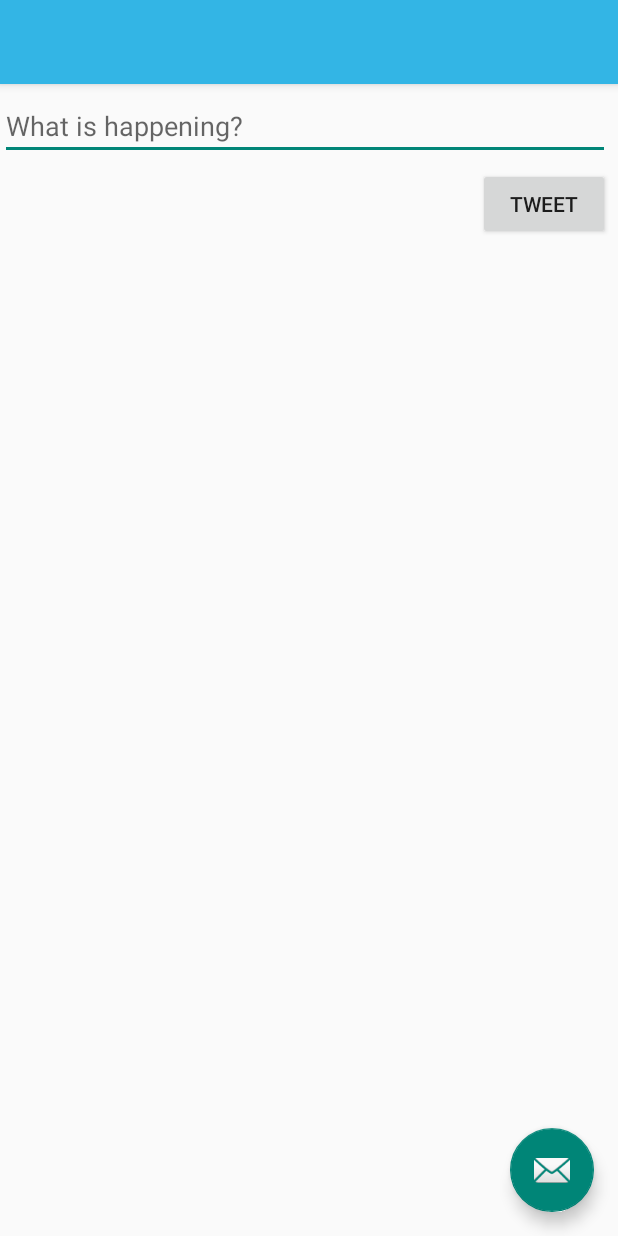
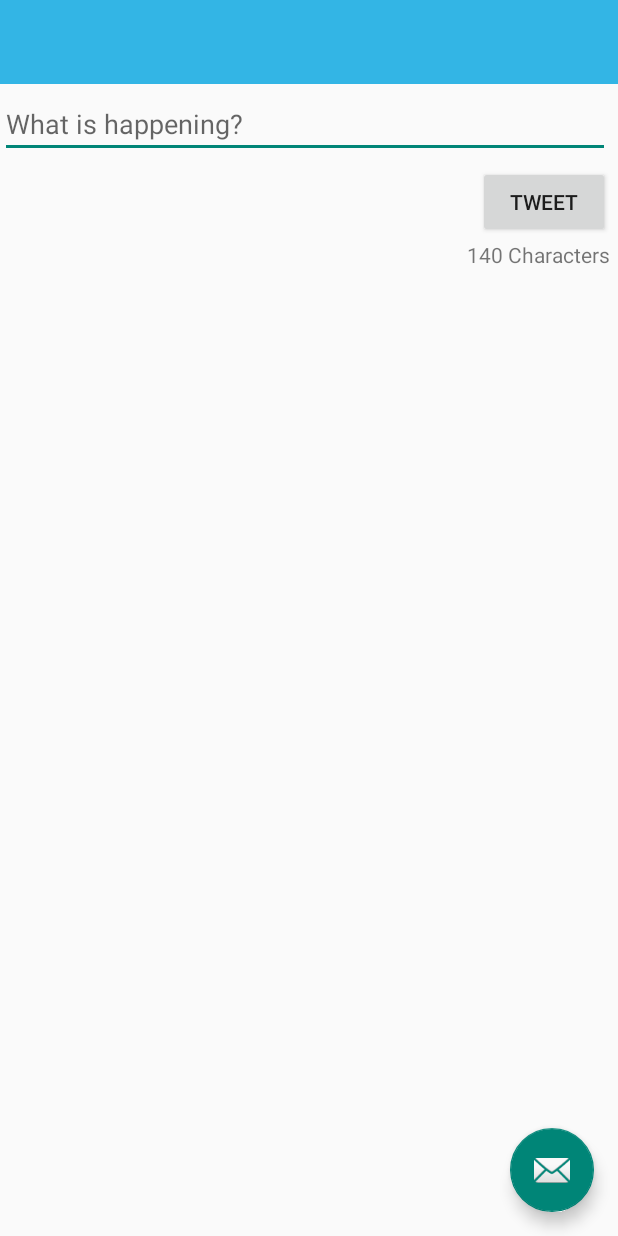
Before and after one commit to Chester-Southwood/SimpleTweet, an Android app: the ComposeActivity screen opened directly, with no data from a screen before it, on a phone screen of 412 x 824 dp. Run offline under Robolectric (Android 15) with nearby library versions, the light colour scheme and no system bars; our stand-ins replace Room's generated code; libraries missing offline, so code that uses them is left out: com.codepath.asynchttpclient, com.facebook.stetho, org.parceler; 1 statement that could not run was skipped.

Commit message:
Character count displaying before submission

```diff
--- a/app/src/main/java/com/codepath/apps/restclienttemplate/ComposeActivity.java
+++ b/app/src/main/java/com/codepath/apps/restclienttemplate/ComposeActivity.java
@@ -1,6 +1,8 @@
 package com.codepath.apps.restclienttemplate;
 
 import android.content.Intent;
+import android.content.res.ColorStateList;
+import android.graphics.Color;
 import android.nfc.Tag;
 import android.os.Bundle;
 
@@ -13,10 +15,13 @@ import com.google.android.material.tabs.TabLayout;
 import androidx.appcompat.app.AppCompatActivity;
 import androidx.appcompat.widget.Toolbar;
 
+import android.text.Editable;
+import android.text.TextWatcher;
 import android.util.Log;
 import android.view.View;
 import android.widget.Button;
 import android.widget.EditText;
+import android.widget.TextView;
 import android.widget.Toast;
 
 import org.json.JSONException;
@@ -43,7 +48,39 @@ public class ComposeActivity extends AppCompatActivity {
         twitterClient = TwitterApplication.getRestClient(this);
 
         etCompose     = findViewById(R.id.etCompose);
+        etCompose.clearComposingText();
+        etCompose.setText("");
         btnTweet      = findViewById(R.id.buttonTweet);
+        btnTweet      = findViewById(R.id.buttonTweet);
+
+        final TextView etValue = (TextView) findViewById(R.id.wordCount);
+        etValue.setText(MAX_TWEET_LENGTH + " Characters");
+
+        etCompose.addTextChangedListener(new TextWatcher() {
+            @Override
+            public void onTextChanged(CharSequence s, int start, int before, int count) {
+                // Fires right after the text has changed
+                etValue.setText(MAX_TWEET_LENGTH - s.toString().trim().length() + " Characters");
+                //etValue.setText(s.toString().length() + " Characters");
+                if(s.toString().length() > MAX_TWEET_LENGTH) {
+                    etValue.setTextColor(Color.RED);
+                    btnTweet.setEnabled(false);
+                } else {
+                    etValue.setTextColor(Color.BLACK);
+                    btnTweet.setEnabled(true);
+                }
+            }
+
+            @Override
+            public void beforeTextChanged(CharSequence s, int start, int count,
+                                          int after) {
+            }
+
+            @Override
+            public void afterTextChanged(Editable s) {
+
+            }
+        });
 
         // Set click listener on button
         btnTweet.setOnClickListener(new View.OnClickListener() {
@@ -54,7 +91,7 @@ public class ComposeActivity extends AppCompatActivity {
                 if(tweetContent.isEmpty()) {
                     Toast.makeText(ComposeActivity.this, "Sorry, your tweet cannot be submitted if empty!", Toast.LENGTH_LONG).show();
                 } else if (tweetContent.length() > MAX_TWEET_LENGTH){
-                    Toast.makeText(ComposeActivity.this, "Sorry, your tweet is too LONG!", Toast.LENGTH_LONG).show();
+                    Toast.makeText(ComposeActivity.this, "Sorry, your tweet is too LONG! Length must be less than or equal to " + MAX_TWEET_LENGTH, Toast.LENGTH_LONG).show();
                 } else {
                     Toast.makeText(ComposeActivity.this, etCompose.getText().toString(), Toast.LENGTH_LONG).show();
                     twitterClient.publishTweet(etCompose.getText().toString(), new JsonHttpResponseHandler() {
--- a/app/src/main/res/layout/activity_compose.xml
+++ b/app/src/main/res/layout/activity_compose.xml
@@ -11,13 +11,6 @@
         android:layout_height="wrap_content"
         android:theme="@style/AppTheme.AppBarOverlay">
 
-        <androidx.appcompat.widget.Toolbar
-            android:id="@+id/toolbar"
-            android:layout_width="match_parent"
-            android:layout_height="?attr/actionBarSize"
-            android:background="?attr/colorPrimary"
-            app:popupTheme="@style/AppTheme.PopupOverlay" />
-
     </com.google.android.material.appbar.AppBarLayout>
 
     <include layout="@layout/content_compose" />
@@ -30,4 +23,17 @@
         android:layout_margin="@dimen/fab_margin"
         app:srcCompat="@android:drawable/ic_dialog_email" />
 
+    <TextView
+        android:id="@+id/textView"
+        android:layout_width="wrap_content"
+        android:layout_height="wrap_content"
+        android:text="TextView" />
+
+    <androidx.appcompat.widget.Toolbar
+        android:id="@+id/toolbar"
+        android:layout_width="match_parent"
+        android:layout_height="?attr/actionBarSize"
+        android:background="?attr/colorPrimary"
+        app:popupTheme="@style/AppTheme.PopupOverlay" />
+
 </androidx.coordinatorlayout.widget.CoordinatorLayout>
--- a/app/src/main/res/layout/content_compose.xml
+++ b/app/src/main/res/layout/content_compose.xml
@@ -15,7 +15,7 @@
         android:layout_height="wrap_content"
         android:layout_alignParentTop="true"
         android:layout_alignParentEnd="true"
-        android:layout_marginTop="5dp"
+        android:layout_marginTop="60dp"
         android:layout_marginEnd="5dp"
         android:ems="10"
         android:gravity="start|top"
@@ -31,4 +31,13 @@
         android:layout_marginTop="5dp"
         android:layout_marginEnd="5dp"
         android:text="@string/buttom_tweet" />
+
+    <TextView
+        android:id="@+id/wordCount"
+        android:layout_width="wrap_content"
+        android:layout_height="wrap_content"
+        android:layout_below="@+id/buttonTweet"
+        android:layout_alignParentEnd="true"
+        android:layout_marginTop="1dp"
+        android:layout_marginEnd="5dp" />
 </RelativeLayout>
```
